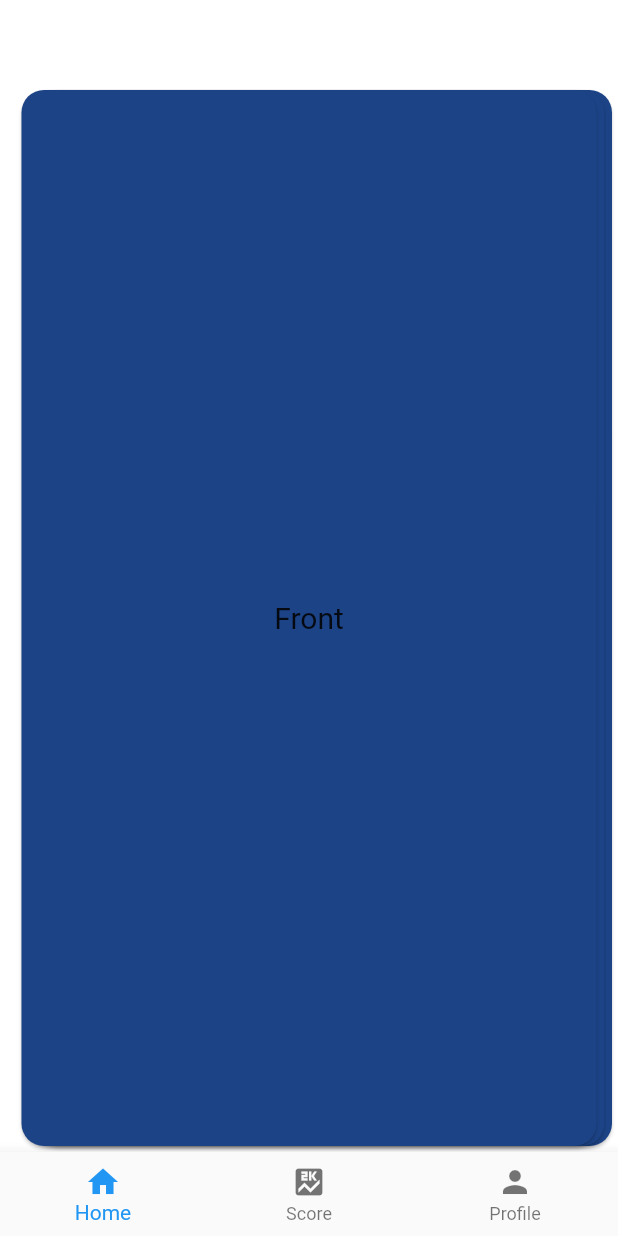
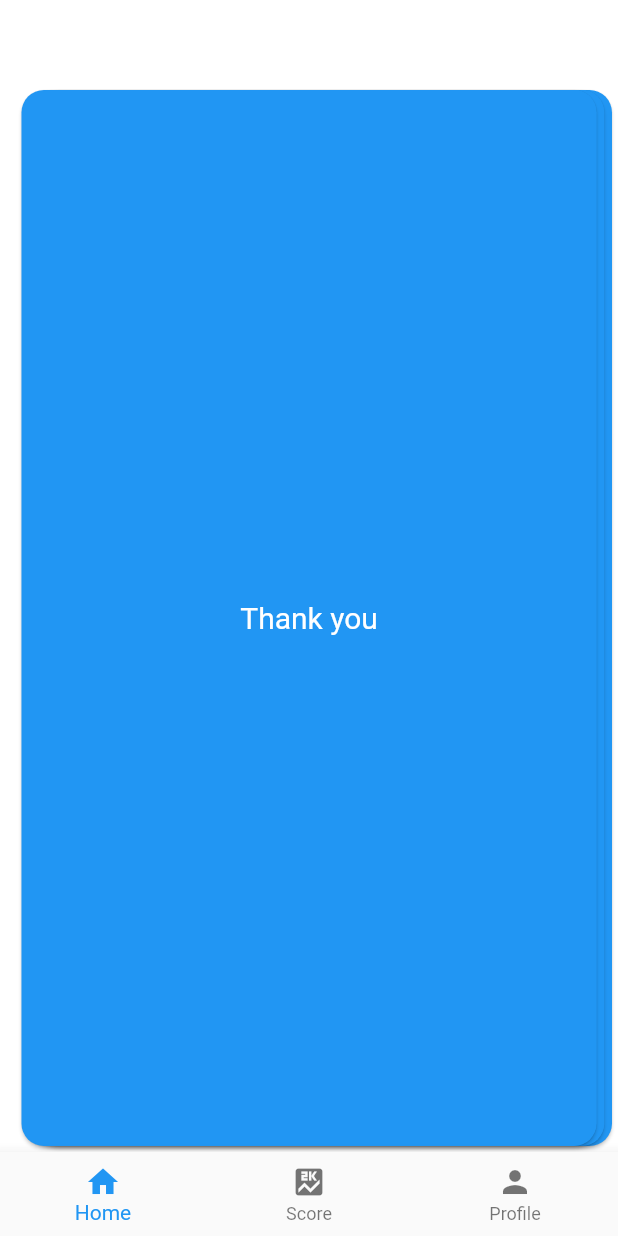
Before and after one commit to kabinja/leieren, a Flutter app: the screen it shows after launch, on a phone screen of 412 x 824 dp. Run offline on Flutter 3.47's test engine with Material 2 defaults, Android fonts, the phone set to English and light mode, and no system bars.

Commit message:
start work to move towards MVC-S pattern. So far, the command is directly hydrating the widget, the next step is to work on making it rely on a model.

```diff
--- /dev/null
+++ b/lib/command/base_command.dart
@@ -0,0 +1,10 @@
+import 'package:leieren_flutter/service/word_service.dart';
+import 'package:provider/provider.dart';
+import 'package:flutter/material.dart';
+
+BuildContext _mainContext;
+void init(BuildContext c) => _mainContext = c;
+
+class BaseCommand {
+  WordService wordService = _mainContext.read();
+}
--- /dev/null
+++ b/lib/command/next_words_command.dart
@@ -0,0 +1,8 @@
+import 'package:leieren_flutter/command/base_command.dart';
+import 'package:leieren_flutter/model/word.dart';
+
+class NextWordsCommand extends BaseCommand {
+  List<Word> run(int level, int limit) {
+     return wordService.getWords(level, limit);
+  }
+}
--- a/lib/main.dart
+++ b/lib/main.dart
@@ -1,17 +1,32 @@
 import 'package:flutter/material.dart';
-import 'file:///D:/projects/leieren_flutter/lib/page/card_stack_page.dart';
+import 'package:provider/provider.dart';
+
+import 'command/base_command.dart' as Commands;
+import 'view/page/card_stack_page.dart';
+import 'service/word_service.dart';
 
 void main() => runApp(MyApp());
 
 class MyApp extends StatelessWidget {
   @override
-  Widget build(BuildContext context) {
-    return MaterialApp(
-      title: 'Leieren',
-      theme: ThemeData(
-        primarySwatch: Colors.blue,
-      ),
-      home: CardStackPage(),
+  Widget build(BuildContext context){
+    return MultiProvider(
+      providers: [
+        Provider(create: (c) => WordService()),
+      ],
+      child: Builder(builder: (context) {
+        Commands.init(context);
+        return MaterialApp(home: AppScaffold());
+      }),
     );
   }
 }
+
+class AppScaffold extends StatelessWidget {
+  @override
+  Widget build(BuildContext context) {
+    return Scaffold(
+      body: CardStackPage(),
+    );
+  }
+}
--- /dev/null
+++ b/lib/model/word.dart
@@ -0,0 +1,9 @@
+
+
+class Word {
+  final String value;
+  final String translation;
+  final int level;
+
+  Word(this.value, this.translation, this.level);
+}
--- /dev/null
+++ b/lib/service/word_service.dart
@@ -0,0 +1,19 @@
+import 'dart:math';
+
+import 'package:leieren_flutter/model/word.dart';
+
+List<Word> words = <Word>[
+  Word("Moien", "Hello", 1),
+  Word("Äddie", "Goodbye", 1),
+  Word("Merci", "Thank you", 1),
+  Word("Dag", "Day", 1),
+];
+
+
+class WordService {
+  final random = new Random();
+
+  List<Word> getWords(int level, int limit) {
+    return  List.generate(limit, (_) => words.where((w) => w.level <= level).toList()[random.nextInt(words.length)]);
+  }
+}
--- a/lib/page/card_stack_page.dart
+++ b/lib/view/page/card_stack_page.dart
@@ -1,5 +1,5 @@
 import 'package:flutter/material.dart';
-import '../component/card_stack.dart';
+import 'package:leieren_flutter/view/widget/card_stack.dart';
 
 class CardStackPage extends StatefulWidget {
   @override
--- a/lib/component/card_stack.dart
+++ b/lib/view/widget/card_stack.dart
@@ -1,6 +1,8 @@
 import 'dart:math';
 
 import 'package:flutter/material.dart';
+import 'package:leieren_flutter/command/next_words_command.dart';
+import 'package:leieren_flutter/model/word.dart';
 
 import 'flip_card.dart';
 
@@ -64,9 +66,11 @@ class _CardStackState extends State<CardStack> with SingleTickerProviderStateMix
   }
 
   void initSack(){
-    for (int i = 0; i < 3; i++) {
-      cards.add(FlipCard(key: UniqueKey(), front: "Front", back: "Back", color: _randomColor()));
-    }
+     List<Word> words = NextWordsCommand().run(1, 3);
+
+     for(Word word in words){
+       cards.add(FlipCard(key: UniqueKey(), front:word.translation, back:word.value));
+     }
 
     frontCardAlign = cardsAlign[2];
   }
@@ -144,9 +148,11 @@ class _CardStackState extends State<CardStack> with SingleTickerProviderStateMix
 
   void _updateCardStack() {
     setState(() {
+      List<Word> words = NextWordsCommand().run(1, 1);
+
       cards[2] = cards[1];
       cards[1] = cards[0];
-      cards[0] = FlipCard(key: UniqueKey(), front:"Front", back:"Back", color:_randomColor());
+      cards[0] = FlipCard(key: UniqueKey(), front:words[0].translation, back:words[0].value);
 
       _resetFrontCardPosition();
     });
@@ -155,10 +161,6 @@ class _CardStackState extends State<CardStack> with SingleTickerProviderStateMix
   void _resetFrontCardPosition(){
     frontCardAlign = defaultFrontCardAlign;
     frontCardRot = 0.0;
-  }
-
-  Color _randomColor() {
-    return Color((Random().nextDouble() * 0xFFFFFF).toInt()).withOpacity(1.0);
   }
 }
 
--- a/lib/component/flip_card.dart
+++ b/lib/view/widget/flip_card.dart
@@ -6,9 +6,8 @@ class FlipCard extends StatefulWidget {
   final Key key;
   final String front;
   final String back;
-  final Color color;
 
-  FlipCard({this.key, this.front, this.back, this.color});
+  FlipCard({this.key, this.front, this.back});
 
   @override
   _FlipCardState createState() => _FlipCardState();
@@ -30,15 +29,15 @@ class _FlipCardState extends State<FlipCard> {
     );
   }
 
-  Widget _buildLayout({Key key, String faceName, Color backgroundColor}) {
+  Widget _buildLayout({Key key, String faceName}) {
     return Card(
       key: key,
-      color: backgroundColor,
+      color: Colors.blue,
       shape: RoundedRectangleBorder(
         borderRadius: BorderRadius.circular(15.0),
       ),
       child: Center(
-        child: Text(faceName, style: TextStyle(fontSize: 20.0)),
+        child: Text(faceName, style: TextStyle(fontSize: 20.0, color: Colors.white)),
       ),
     );
   }
@@ -46,7 +45,6 @@ class _FlipCardState extends State<FlipCard> {
   Widget _buildFront() {
     return _buildLayout(
       key: ValueKey(true),
-      backgroundColor: widget.color,
       faceName: widget.front,
     );
   }
@@ -54,7 +52,6 @@ class _FlipCardState extends State<FlipCard> {
   Widget _buildRear() {
     return _buildLayout(
       key: ValueKey(false),
-      backgroundColor: widget.color,
       faceName: widget.back,
     );
   }
--- a/pubspec.yaml
+++ b/pubspec.yaml
@@ -24,7 +24,7 @@ dependencies:
   flutter:
     sdk: flutter
 
-
+  provider:
   # The following adds the Cupertino Icons font to your application.
   # Use with the CupertinoIcons class for iOS style icons.
   cupertino_icons: ^1.0.2
@@ -34,7 +34,7 @@ dev_dependencies:
     sdk: flutter
 
 # For information on the generic Dart part of this file, see the
-# following page: https://dart.dev/tools/pub/pubspec
+# following view.page: https://dart.dev/tools/pub/pubspec
 
 # The following section is specific to Flutter.
 flutter:
```
Also changed, not shown: pubspec.lock.
